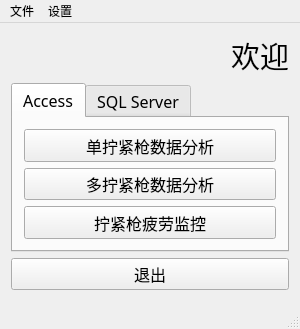
Sanvenir/db_process, file db_process/ui/welcome.ui: the form before one commit.
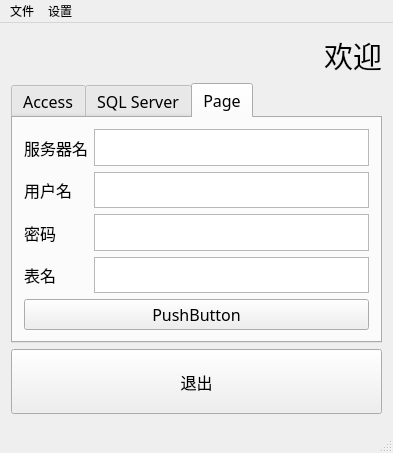
The form after the commit.

```diff
--- a/db_process/ui/welcome.ui
+++ b/db_process/ui/welcome.ui
@@ -9,8 +9,8 @@
    <rect>
     <x>0</x>
     <y>0</y>
-    <width>300</width>
-    <height>300</height>
+    <width>393</width>
+    <height>453</height>
    </rect>
   </property>
   <property name="sizePolicy">
@@ -63,7 +63,7 @@
        </font>
       </property>
       <property name="currentIndex">
-       <number>0</number>
+       <number>2</number>
       </property>
       <widget class="QWidget" name="tab">
        <attribute name="title">
@@ -193,6 +193,100 @@
         </item>
        </layout>
       </widget>
+      <widget class="QWidget" name="tab_3">
+       <attribute name="title">
+        <string>Page</string>
+       </attribute>
+       <layout class="QGridLayout" name="gridLayout">
+        <item row="3" column="0">
+         <widget class="QLabel" name="label_5">
+          <property name="text">
+           <string>表名</string>
+          </property>
+         </widget>
+        </item>
+        <item row="0" column="0">
+         <widget class="QLabel" name="label_2">
+          <property name="text">
+           <string>服务器名</string>
+          </property>
+         </widget>
+        </item>
+        <item row="2" column="0">
+         <widget class="QLabel" name="label_4">
+          <property name="text">
+           <string>密码</string>
+          </property>
+         </widget>
+        </item>
+        <item row="1" column="0">
+         <widget class="QLabel" name="label_3">
+          <property name="text">
+           <string>用户名</string>
+          </property>
+         </widget>
+        </item>
+        <item row="4" column="0" colspan="2">
+         <widget class="QPushButton" name="pushButton_8">
+          <property name="text">
+           <string>PushButton</string>
+          </property>
+         </widget>
+        </item>
+        <item row="0" column="1">
+         <widget class="QPlainTextEdit" name="plainTextEdit">
+          <property name="sizePolicy">
+           <sizepolicy hsizetype="Expanding" vsizetype="Ignored">
+            <horstretch>0</horstretch>
+            <verstretch>0</verstretch>
+           </sizepolicy>
+          </property>
+          <property name="inputMethodHints">
+           <set>Qt::ImhNone</set>
+          </property>
+         </widget>
+        </item>
+        <item row="1" column="1">
+         <widget class="QPlainTextEdit" name="plainTextEdit_2">
+          <property name="sizePolicy">
+           <sizepolicy hsizetype="Expanding" vsizetype="Ignored">
+            <horstretch>0</horstretch>
+            <verstretch>0</verstretch>
+           </sizepolicy>
+          </property>
+          <property name="inputMethodHints">
+           <set>Qt::ImhNone</set>
+          </property>
+         </widget>
+        </item>
+        <item row="2" column="1">
+         <widget class="QPlainTextEdit" name="plainTextEdit_3">
+          <property name="sizePolicy">
+           <sizepolicy hsizetype="Expanding" vsizetype="Ignored">
+            <horstretch>0</horstretch>
+            <verstretch>0</verstretch>
+           </sizepolicy>
+          </property>
+          <property name="inputMethodHints">
+           <set>Qt::ImhNone</set>
+          </property>
+         </widget>
+        </item>
+        <item row="3" column="1">
+         <widget class="QPlainTextEdit" name="plainTextEdit_4">
+          <property name="sizePolicy">
+           <sizepolicy hsizetype="Expanding" vsizetype="Ignored">
+            <horstretch>0</horstretch>
+            <verstretch>0</verstretch>
+           </sizepolicy>
+          </property>
+          <property name="inputMethodHints">
+           <set>Qt::ImhNone</set>
+          </property>
+         </widget>
+        </item>
+       </layout>
+      </widget>
      </widget>
     </item>
     <item>
@@ -220,8 +314,8 @@
     <rect>
      <x>0</x>
      <y>0</y>
-     <width>300</width>
-     <height>17</height>
+     <width>393</width>
+     <height>21</height>
     </rect>
    </property>
    <property name="sizePolicy">
```
Left out of the diff: 4 changed lines with no effect on the pictures.
